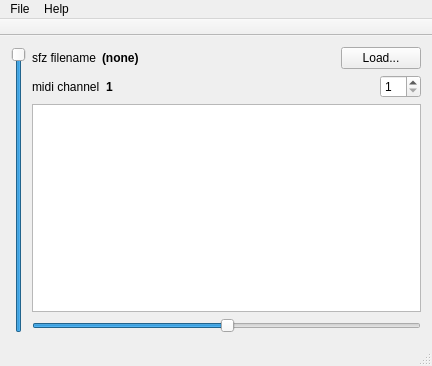
Qt form liquidmainwindow.ui (be1/qliquidsfz) before a commit.
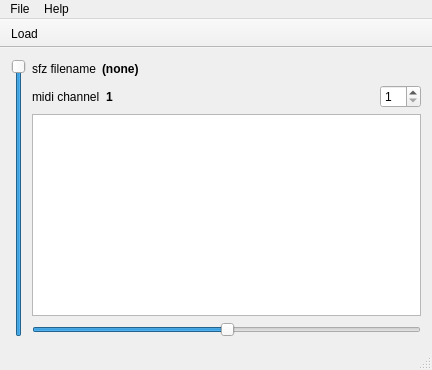
The same form after that commit. Icons and pictures are not drawn.

Commit message: Replace Load Button with Load Action

The edit to the form file:
```diff
--- a/liquidmainwindow.ui
+++ b/liquidmainwindow.ui
@@ -87,13 +87,6 @@
             </property>
            </spacer>
           </item>
-          <item>
-           <widget class="QPushButton" name="sfzLoadButton">
-            <property name="text">
-             <string>Load...</string>
-            </property>
-           </widget>
-          </item>
          </layout>
         </item>
         <item>
@@ -205,11 +198,15 @@
    <attribute name="toolBarBreak">
     <bool>false</bool>
    </attribute>
+   <addaction name="actionLoad"/>
   </widget>
   <widget class="QStatusBar" name="statusBar"/>
-  <action name="actionQuit">
+  <action name="actionLoad">
+   <property name="icon">
+    <iconset theme="folder-open"/>
+   </property>
    <property name="text">
-    <string>Quit</string>
+    <string>Load...</string>
    </property>
   </action>
   <action name="actionAbout">
```
Left out of the diff: 15 changed lines with no effect on the pictures. The commit also changes 2 other files.
